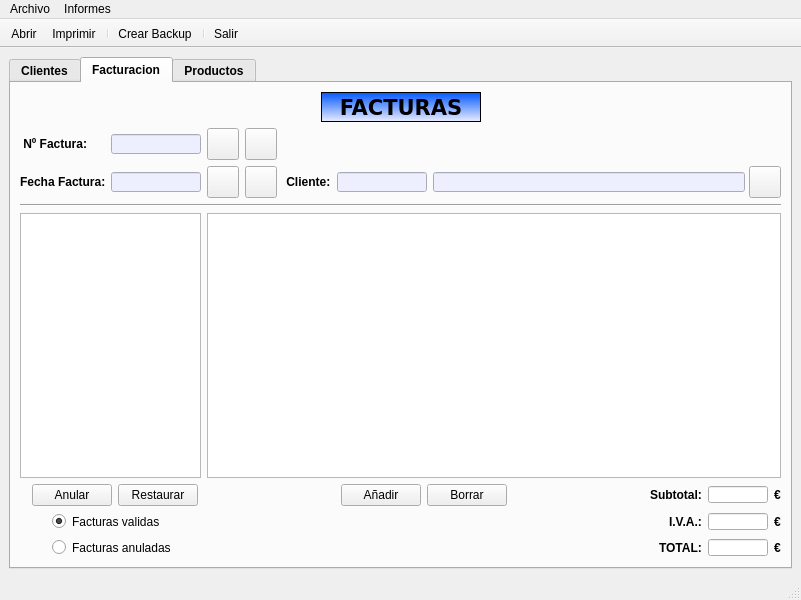
Old version of the form venPrincipal.ui in the repository MelonRodante/MarquezMiguel.
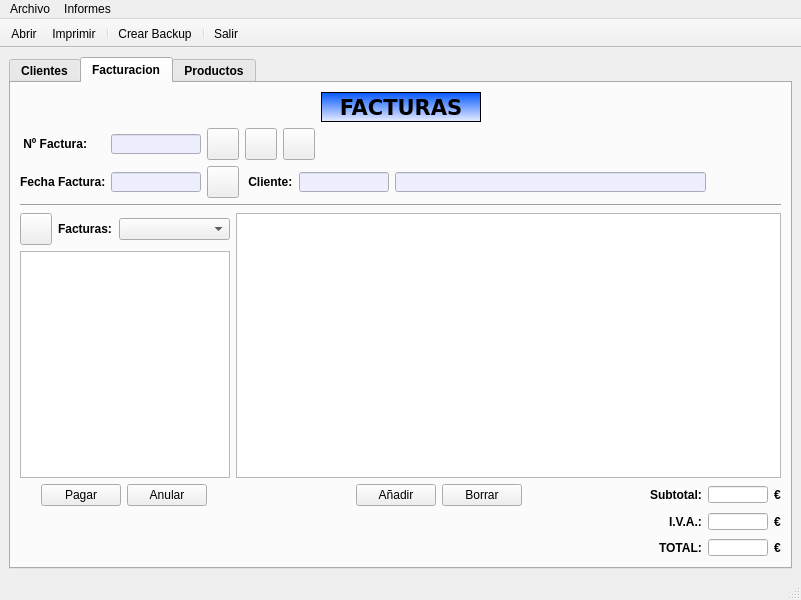
New version of the form. Icons and pictures are not drawn.

Commit message: Cambios en la ventana calendario para ser reutilizable Retoques panel facturacion - Cargar datos en facturacion al seleccionar cliente en su panel - Boton limpiar en panel facturacion - Boton calendario en panel facturacion

What changed in the file:
```diff
--- a/venPrincipal.ui
+++ b/venPrincipal.ui
@@ -1270,7 +1270,7 @@
            </widget>
           </item>
           <item>
-           <widget class="QPushButton" name="btnFacturacionRecargar">
+           <widget class="QPushButton" name="btnFaturacionBuscar">
             <property name="sizePolicy">
              <sizepolicy hsizetype="Fixed" vsizetype="Fixed">
               <horstretch>32</horstretch>
@@ -1294,7 +1294,42 @@
             </property>
             <property name="icon">
              <iconset resource="img/rc_botonesInterfaz.qrc">
-              <normaloff>:/recargar/recargar.png</normaloff>:/recargar/recargar.png</iconset>
+              <normaloff>:/lupa/lupa.png</normaloff>:/lupa/lupa.png</iconset>
+            </property>
+            <property name="iconSize">
+             <size>
+              <width>24</width>
+              <height>24</height>
+             </size>
+            </property>
+           </widget>
+          </item>
+          <item>
+           <widget class="QPushButton" name="btnFacturacionLimpiar">
+            <property name="sizePolicy">
+             <sizepolicy hsizetype="Fixed" vsizetype="Fixed">
+              <horstretch>0</horstretch>
+              <verstretch>0</verstretch>
+             </sizepolicy>
+            </property>
+            <property name="minimumSize">
+             <size>
+              <width>32</width>
+              <height>32</height>
+             </size>
+            </property>
+            <property name="maximumSize">
+             <size>
+              <width>32</width>
+              <height>32</height>
+             </size>
+            </property>
+            <property name="text">
+             <string/>
+            </property>
+            <property name="icon">
+             <iconset resource="img/rc_botonesInterfaz.qrc">
+              <normaloff>:/limpiar/limpiar.png</normaloff>:/limpiar/limpiar.png</iconset>
             </property>
             <property name="iconSize">
              <size>
@@ -1406,41 +1441,6 @@
             </property>
            </widget>
           </item>
-          <item>
-           <widget class="QPushButton" name="btnFaturacionBuscarFecha">
-            <property name="sizePolicy">
-             <sizepolicy hsizetype="Fixed" vsizetype="Fixed">
-              <horstretch>32</horstretch>
-              <verstretch>32</verstretch>
-             </sizepolicy>
-            </property>
-            <property name="minimumSize">
-             <size>
-              <width>32</width>
-              <height>32</height>
-             </size>
-            </property>
-            <property name="maximumSize">
-             <size>
-              <width>32</width>
-              <height>32</height>
-             </size>
-            </property>
-            <property name="text">
-             <string/>
-            </property>
-            <property name="icon">
-             <iconset resource="img/rc_botonesInterfaz.qrc">
-              <normaloff>:/lupa/lupa.png</normaloff>:/lupa/lupa.png</iconset>
-            </property>
-            <property name="iconSize">
-             <size>
-              <width>24</width>
-              <height>24</height>
-             </size>
-            </property>
-           </widget>
-          </item>
           <item>
            <widget class="QLabel" name="lblCliente">
             <property name="text">
@@ -1477,6 +1477,9 @@
             <property name="styleSheet">
              <string notr="true">background-color: rgb(237, 239, 255);</string>
             </property>
+            <property name="alignment">
+             <set>Qt::AlignCenter</set>
+            </property>
            </widget>
           </item>
           <item>
@@ -1489,7 +1492,7 @@
             </property>
             <property name="minimumSize">
              <size>
-              <width>312</width>
+              <width>311</width>
               <height>20</height>
              </size>
             </property>
@@ -1516,41 +1519,6 @@
             </property>
            </widget>
           </item>
-          <item>
-           <widget class="QPushButton" name="btnFaturacionBuscarCliente">
-            <property name="sizePolicy">
-             <sizepolicy hsizetype="Fixed" vsizetype="Fixed">
-              <horstretch>32</horstretch>
-              <verstretch>32</verstretch>
-             </sizepolicy>
-            </property>
-            <property name="minimumSize">
-             <size>
-              <width>32</width>
-              <height>32</height>
-             </size>
-            </property>
-            <property name="maximumSize">
-             <size>
-              <width>32</width>
-              <height>32</height>
-             </size>
-            </property>
-            <property name="text">
-             <string/>
-            </property>
-            <property name="icon">
-             <iconset resource="img/rc_botonesInterfaz.qrc">
-              <normaloff>:/lupa/lupa.png</normaloff>:/lupa/lupa.png</iconset>
-            </property>
-            <property name="iconSize">
-             <size>
-              <width>24</width>
-              <height>24</height>
-             </size>
-            </property>
-           </widget>
-          </item>
           <item>
            <spacer name="horizontalSpacer_9">
             <property name="orientation">
@@ -1561,7 +1529,7 @@
             </property>
             <property name="sizeHint" stdset="0">
              <size>
-              <width>20</width>
+              <width>40</width>
               <height>20</height>
              </size>
             </property>
@@ -1579,6 +1547,85 @@
         <item>
          <layout class="QHBoxLayout" name="layoutFacturacion_2">
           <item>
+           <layout class="QVBoxLayout" name="verticalLayout_4">
+            <property name="rightMargin">
+             <number>0</number>
+            </property>
+            <item>
+             <layout class="QHBoxLayout" name="horizontalLayout">
+              <property name="bottomMargin">
+               <number>0</number>
+              </property>
+              <item>
+               <widget class="QPushButton" name="btnFacturacionRecargar">
+                <property name="sizePolicy">
+                 <sizepolicy hsizetype="Fixed" vsizetype="Fixed">
+                  <horstretch>32</horstretch>
+                  <verstretch>32</verstretch>
+                 </sizepolicy>
+                </property>
+                <property name="minimumSize">
+                 <size>
+                  <width>32</width>
+                  <height>32</height>
+                 </size>
+                </property>
+                <property name="maximumSize">
+                 <size>
+                  <width>32</width>
+                  <height>32</height>
+                 </size>
+                </property>
+                <property name="text">
+                 <string/>
+                </property>
+                <property name="icon">
+                 <iconset resource="img/rc_botonesInterfaz.qrc">
+                  <normaloff>:/recargar/recargar.png</normaloff>:/recargar/recargar.png</iconset>
+                </property>
+                <property name="iconSize">
+                 <size>
+                  <width>24</width>
+                  <height>24</height>
+                 </size>
+                </property>
+               </widget>
+              </item>
+              <item>
+               <widget class="QLabel" name="lblTipoFacturas">
+                <property name="sizePolicy">
+                 <sizepolicy hsizetype="Fixed" vsizetype="Fixed">
+                  <horstretch>0</horstretch>
+                  <verstretch>0</verstretch>
+                 </sizepolicy>
+                </property>
+                <property name="minimumSize">
+                 <size>
+                  <width>55</width>
+                  <height>20</height>
+                 </size>
+                </property>
+                <property name="maximumSize">
+                 <size>
+                  <width>55</width>
+                  <height>20</height>
+                 </size>
+                </property>
+                <property name="text">
+                 <string>Facturas:</string>
+                </property>
+               </widget>
+              </item>
+              <item>
+               <widget class="QComboBox" name="cmbTipoFacturas">
+                <property name="sizeAdjustPolicy">
+                 <enum>QComboBox::AdjustToContentsOnFirstShow</enum>
+                </property>
+               </widget>
+              </item>
+             </layout>
+            </item>
+            <item>
            <widget class="QTableWidget" name="tablaFactura">
             <property name="sizePolicy">
              <sizepolicy hsizetype="Fixed" vsizetype="Expanding">
@@ -1588,13 +1635,13 @@
             </property>
             <property name="minimumSize">
              <size>
-              <width>181</width>
+                <width>210</width>
               <height>0</height>
              </size>
             </property>
             <property name="maximumSize">
              <size>
-              <width>141</width>
+                <width>210</width>
               <height>16777215</height>
              </size>
             </property>
@@ -1641,7 +1688,20 @@
               </font>
              </property>
             </column>
-           </widget>
+              <column>
+               <property name="text">
+                <string>DNI</string>
+               </property>
+               <property name="font">
+                <font>
+                 <weight>75</weight>
+                 <bold>true</bold>
+                </font>
+               </property>
+              </column>
+             </widget>
+            </item>
+           </layout>
           </item>
           <item>
            <widget class="QTableWidget" name="tablaVentas">
@@ -1716,7 +1776,12 @@
            <number>0</number>
           </property>
           <item>
-           <spacer name="horizontalSpacer_11">
+           <layout class="QHBoxLayout" name="horizontalLayout_5">
+            <property name="rightMargin">
+             <number>0</number>
+            </property>
+            <item>
+             <spacer name="horizontalSpacer_15">
             <property name="orientation">
              <enum>Qt::Horizontal</enum>
             </property>
@@ -1725,14 +1790,27 @@
             </property>
             <property name="sizeHint" stdset="0">
              <size>
-              <width>12</width>
+                <width>21</width>
               <height>20</height>
              </size>
             </property>
            </spacer>
           </item>
           <item>
-           <widget class="QPushButton" name="brnAnular">
+             <widget class="QPushButton" name="brnPagar">
+              <property name="font">
+               <font>
+                <weight>50</weight>
+                <bold>false</bold>
+               </font>
+              </property>
+              <property name="text">
+               <string>Pagar</string>
+              </property>
+             </widget>
+            </item>
+            <item>
+             <widget class="QPushButton" name="btnAnular">
             <property name="font">
              <font>
               <weight>50</weight>
@@ -1745,17 +1823,19 @@
            </widget>
           </item>
           <item>
-           <widget class="QPushButton" name="btnRestaurar">
-            <property name="font">
-             <font>
-              <weight>50</weight>
-              <bold>false</bold>
-             </font>
-            </property>
-            <property name="text">
-             <string>Restaurar</string>
-            </property>
-           </widget>
+             <spacer name="horizontalSpacer_10">
+              <property name="orientation">
+               <enum>Qt::Horizontal</enum>
+              </property>
+              <property name="sizeHint" stdset="0">
+               <size>
+                <width>21</width>
+                <height>20</height>
+               </size>
+              </property>
+             </spacer>
+            </item>
+           </layout>
           </item>
           <item>
            <spacer name="horizontalSpacer_8">
@@ -1879,59 +1959,6 @@
           <property name="topMargin">
            <number>0</number>
           </property>
-          <item>
-           <spacer name="horizontalSpacer_15">
-            <property name="orientation">
-             <enum>Qt::Horizontal</enum>
-            </property>
-            <property name="sizeType">
-             <enum>QSizePolicy::Fixed</enum>
-            </property>
-            <property name="sizeHint" stdset="0">
-             <size>
-              <width>32</width>
-              <height>20</height>
-             </size>
-            </property>
-           </spacer>
-          </item>
-          <item>
-           <widget class="QRadioButton" name="rbtFacturasValidas">
-            <property name="sizePolicy">
-             <sizepolicy hsizetype="Fixed" vsizetype="Fixed">
-              <horstretch>0</horstretch>
-              <verstretch>0</verstretch>
-             </sizepolicy>
-            </property>
-            <property name="minimumSize">
-             <size>
-              <width>141</width>
-              <height>17</height>
-             </size>
-            </property>
-            <property name="maximumSize">
-             <size>
-              <width>14</width>
-              <height>17</height>
-             </size>
-            </property>
-            <property name="font">
-             <font>
-              <weight>50</weight>
-              <bold>false</bold>
-             </font>
-            </property>
-            <property name="text">
-             <string>Facturas validas</string>
-            </property>
-            <property name="checked">
-             <bool>true</bool>
-            </property>
-            <attribute name="buttonGroup">
-             <string notr="true">grpFacturas</string>
-            </attribute>
-           </widget>
-          </item>
           <item>
            <spacer name="horizontalSpacer_6">
             <property name="orientation">
@@ -2015,56 +2042,6 @@
           <property name="topMargin">
            <number>0</number>
           </property>
-          <item>
-           <spacer name="horizontalSpacer_10">
-            <property name="orientation">
-             <enum>Qt::Horizontal</enum>
-            </property>
-            <property name="sizeType">
-             <enum>QSizePolicy::Fixed</enum>
-            </property>
-            <property name="sizeHint" stdset="0">
-             <size>
-              <width>32</width>
-              <height>20</height>
-             </size>
-            </property>
-           </spacer>
-          </item>
-          <item>
-           <widget class="QRadioButton" name="rbtFacturasAnuladas">
-            <property name="sizePolicy">
-             <sizepolicy hsizetype="Fixed" vsizetype="Fixed">
-              <horstretch>0</horstretch>
-              <verstretch>0</verstretch>
-             </sizepolicy>
-            </property>
-            <property name="minimumSize">
-             <size>
-              <width>141</width>
-              <height>17</height>
-             </size>
-            </property>
-            <property name="maximumSize">
-             <size>
-              <width>14</width>
-              <height>17</height>
-             </size>
-            </property>
-            <property name="font">
-             <font>
-              <weight>50</weight>
-              <bold>false</bold>
-             </font>
-            </property>
-            <property name="text">
-             <string>Facturas anuladas</string>
-            </property>
-            <attribute name="buttonGroup">
-             <string notr="true">grpFacturas</string>
-            </attribute>
-           </widget>
-          </item>
           <item>
            <spacer name="horizontalSpacer_7">
             <property name="orientation">
```
Left out of the diff: 19 changed lines with no effect on the pictures. Lines whose indentation alone changed are shown as unchanged. The commit also changes 7 other files.
